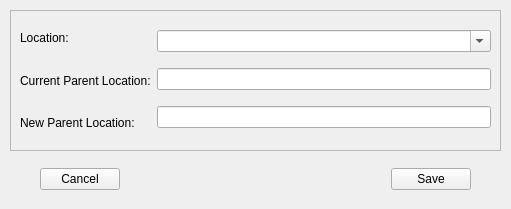
Qt form GUI/guiTest/uiFiles/testModify.ui (aumanimationstudios/Grantha) before a commit.
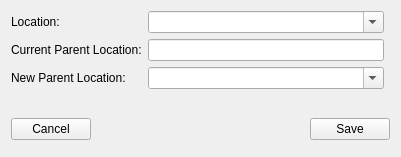
The same form after that commit.

What changed in the file:
```diff
--- a/GUI/guiTest/uiFiles/testModify.ui
+++ b/GUI/guiTest/uiFiles/testModify.ui
@@ -6,103 +6,57 @@
    <rect>
     <x>0</x>
     <y>0</y>
-    <width>511</width>
-    <height>209</height>
+    <width>401</width>
+    <height>157</height>
    </rect>
   </property>
   <property name="windowTitle">
    <string>Form</string>
   </property>
-  <widget class="QFrame" name="frame">
-   <property name="geometry">
-    <rect>
-     <x>10</x>
-     <y>10</y>
-     <width>491</width>
-     <height>141</height>
-    </rect>
-   </property>
-   <property name="frameShape">
-    <enum>QFrame::StyledPanel</enum>
-   </property>
-   <property name="frameShadow">
-    <enum>QFrame::Raised</enum>
-   </property>
-   <layout class="QHBoxLayout" name="horizontalLayout">
-    <item>
-     <layout class="QVBoxLayout" name="verticalLayout">
-      <item>
+  <layout class="QGridLayout" name="gridLayout">
+   <item row="0" column="1">
+    <widget class="QComboBox" name="locationBox">
+     <property name="editable">
+      <bool>true</bool>
+     </property>
+    </widget>
+   </item>
+   <item row="3" column="0">
+    <widget class="QLabel" name="label_3">
+     <property name="text">
+      <string>New Parent Location:</string>
+     </property>
+    </widget>
+   </item>
+   <item row="1" column="1">
+    <widget class="QLineEdit" name="currentParentLocationBox">
+     <property name="maxLength">
+      <number>30</number>
+     </property>
+     <property name="readOnly">
+      <bool>true</bool>
+     </property>
+     <property name="clearButtonEnabled">
+      <bool>false</bool>
+     </property>
+    </widget>
+   </item>
+   <item row="0" column="0">
        <widget class="QLabel" name="label">
         <property name="text">
          <string>Location:</string>
         </property>
        </widget>
       </item>
-      <item>
+   <item row="1" column="0">
        <widget class="QLabel" name="label_2">
         <property name="text">
          <string>Current Parent Location:</string>
         </property>
        </widget>
       </item>
-      <item>
-       <widget class="QLabel" name="label_3">
-        <property name="text">
-         <string>New Parent Location:</string>
-        </property>
-       </widget>
-      </item>
-     </layout>
-    </item>
-    <item>
-     <layout class="QVBoxLayout" name="verticalLayout_2">
-      <item>
-       <widget class="QComboBox" name="locationBox">
-        <property name="editable">
-         <bool>true</bool>
-        </property>
-       </widget>
-      </item>
-      <item>
-       <widget class="QLineEdit" name="currentParentLocationBox">
-        <property name="maxLength">
-         <number>30</number>
-        </property>
-        <property name="readOnly">
-         <bool>true</bool>
-        </property>
-        <property name="clearButtonEnabled">
-         <bool>false</bool>
-        </property>
-       </widget>
-      </item>
-      <item>
-       <widget class="QLineEdit" name="newParentLocationBox">
-        <property name="maxLength">
-         <number>30</number>
-        </property>
-        <property name="readOnly">
-         <bool>false</bool>
-        </property>
-        <property name="clearButtonEnabled">
-         <bool>true</bool>
-        </property>
-       </widget>
-      </item>
-     </layout>
-    </item>
-   </layout>
-  </widget>
-  <widget class="QWidget" name="layoutWidget">
-   <property name="geometry">
-    <rect>
-     <x>40</x>
-     <y>160</y>
-     <width>431</width>
-     <height>38</height>
-    </rect>
-   </property>
-   <layout class="QHBoxLayout" name="horizontalLayout_2">
+   <item row="5" column="0" colspan="3">
+    <layout class="QHBoxLayout" name="horizontalLayout">
     <item>
      <widget class="QPushButton" name="cancelButton">
       <property name="text">
@@ -111,13 +65,13 @@
      </widget>
     </item>
     <item>
-     <spacer name="horizontalSpacer_2">
+      <spacer name="horizontalSpacer_4">
       <property name="orientation">
        <enum>Qt::Horizontal</enum>
       </property>
       <property name="sizeHint" stdset="0">
        <size>
-        <width>28</width>
+         <width>58</width>
         <height>33</height>
        </size>
       </property>
@@ -131,7 +85,28 @@
      </widget>
     </item>
    </layout>
-  </widget>
+   </item>
+   <item row="4" column="0" colspan="2">
+    <spacer name="verticalSpacer_2">
+     <property name="orientation">
+      <enum>Qt::Vertical</enum>
+     </property>
+     <property name="sizeHint" stdset="0">
+      <size>
+       <width>20</width>
+       <height>578</height>
+      </size>
+     </property>
+    </spacer>
+   </item>
+   <item row="3" column="1">
+    <widget class="QComboBox" name="newParentLocationBox">
+     <property name="editable">
+      <bool>true</bool>
+     </property>
+    </widget>
+   </item>
+  </layout>
  </widget>
  <resources/>
  <connections/>
```
Lines whose indentation alone changed are shown as unchanged.
